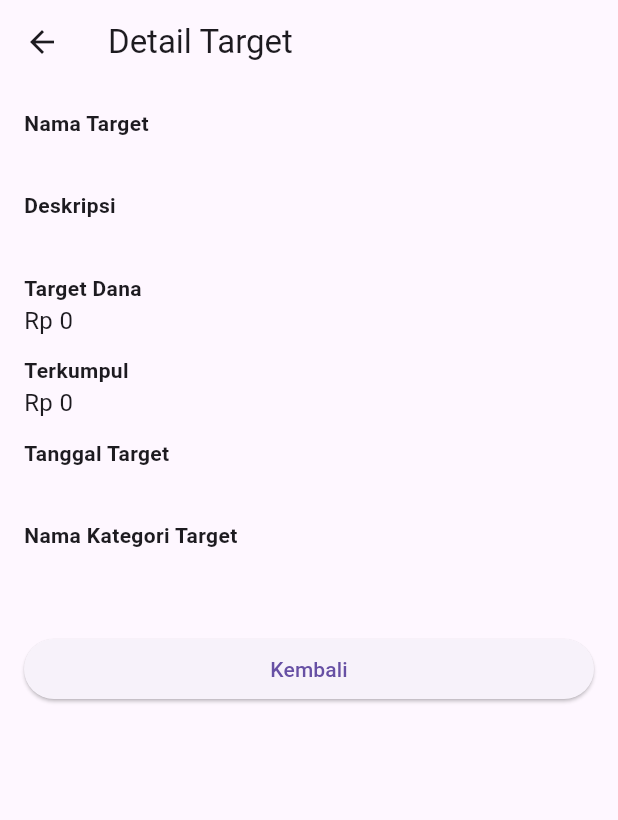
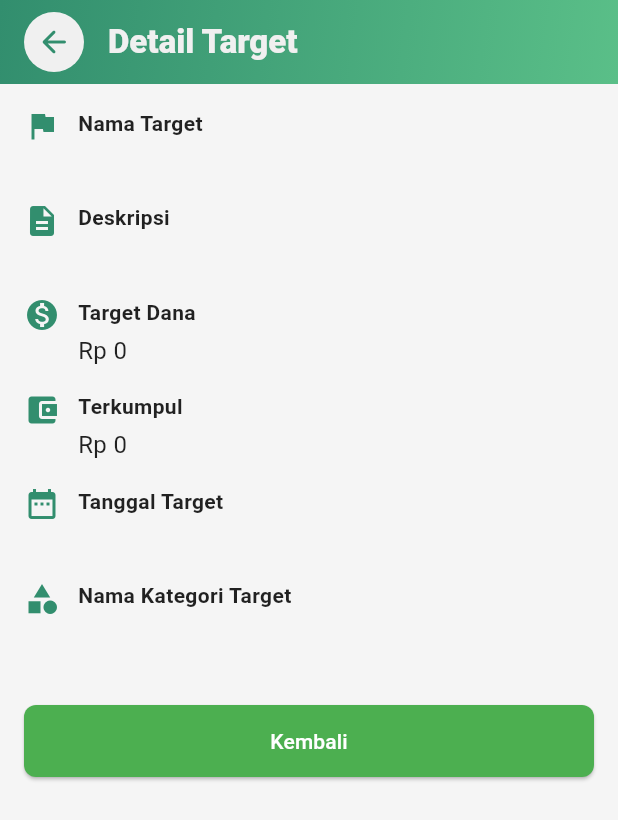
Before and after one commit to muhfarrasm/hemat_yu_dummy, a Flutter app: the DetailTargetPage screen opened directly with empty values, on a phone screen of 412 x 824 dp. Shown: the top 820 px of the screen. Run offline on Flutter 3.47's test engine with Material 3 defaults, Android fonts, the phone set to English and light mode, and no system bars; our stand-ins replace bloc, camera, equatable, fl_chart, flutter_bloc, flutter_image_compress and 5 more; accounts and stored records are empty.

Commit message:
UPDATE - penyesuaian UI

```diff
--- a/lib/presentation/pages/target/detail_target_page.dart
+++ b/lib/presentation/pages/target/detail_target_page.dart
@@ -1,5 +1,6 @@
 import 'package:flutter/material.dart';
 import 'package:intl/intl.dart';
+import 'package:hematyu_app_dummy_fix/core/constants/colors.dart';
 
 class DetailTargetPage extends StatelessWidget {
   final Map<String, dynamic> data;
@@ -30,33 +31,85 @@
   @override
   Widget build(BuildContext context) {
     return Scaffold(
-      appBar: AppBar(title: const Text('Detail Target')),
+      appBar: AppBar(
+        elevation: 0,
+        backgroundColor: Colors.transparent,
+        flexibleSpace: Container(
+          decoration: const BoxDecoration(
+            gradient: LinearGradient(
+              colors: [AppColors.primaryColor, AppColors.accentColor],
+              begin: Alignment.topLeft,
+              end: Alignment.bottomRight,
+            ),
+          ),
+        ),
+        title: const Text(
+          'Detail Target',
+          style: TextStyle(
+            color: AppColors.lightTextColor,
+            fontWeight: FontWeight.w800,
+            fontSize: 22,
+          ),
+        ),
+        leading: Padding(
+          padding: const EdgeInsets.only(left: 16.0),
+          child: CircleAvatar(
+            backgroundColor: AppColors.lightTextColor,
+            child: IconButton(
+              icon: const Icon(
+                Icons.arrow_back_rounded,
+                color: AppColors.primaryColor,
+              ),
+              onPressed: () => Navigator.pop(context),
+              tooltip: 'Kembali',
+            ),
+          ),
+        ),
+      ),
+      backgroundColor: AppColors.backgroundColor,
       body: Padding(
         padding: const EdgeInsets.all(16),
         child: ListView(
           children: [
-            _buildDetailItem('Nama Target', data['nama_target']),
-            _buildDetailItem('Deskripsi', data['deskripsi']),
+            _buildDetailItem(Icons.flag, 'Nama Target', data['nama_target']),
+            _buildDetailItem(Icons.description, 'Deskripsi', data['deskripsi']),
             _buildDetailItem(
+              Icons.monetization_on,
               'Target Dana',
               formatCurrency(data['target_dana']),
             ),
             _buildDetailItem(
+              Icons.account_balance_wallet,
               'Terkumpul',
               formatCurrency(data['terkumpul'] ?? 0),
             ),
             _buildDetailItem(
+              Icons.date_range,
               'Tanggal Target',
               formatDate(data['target_tanggal']),
             ),
             _buildDetailItem(
-              'Nama Kategori Target ',
+              Icons.category,
+              'Nama Kategori Target',
               '${data['nama_kategori']}',
             ),
             const SizedBox(height: 20),
-            ElevatedButton(
-              onPressed: () => Navigator.pop(context),
-              child: const Text('Kembali'),
+            SizedBox(
+              width: double.infinity,
+              child: ElevatedButton(
+                style: ElevatedButton.styleFrom(
+                  backgroundColor: Colors.green,
+                  padding: const EdgeInsets.symmetric(vertical: 14),
+                  shape: RoundedRectangleBorder(
+                    borderRadius: BorderRadius.circular(8),
+                  ),
+                ),
+                onPressed: () => Navigator.pop(context),
+                child: const Text(
+                  'Kembali',
+                  style: TextStyle(color: Colors.white),
+                ),
+              ),
             ),
           ],
         ),
@@ -64,14 +117,33 @@
     );
   }
 
-  Widget _buildDetailItem(String label, String? value) {
+  Widget _buildDetailItem(IconData icon, String label, String? value) {
     return Padding(
-      padding: const EdgeInsets.only(bottom: 12),
-      child: Column(
+      padding: const EdgeInsets.only(bottom: 16),
+      child: Row(
         crossAxisAlignment: CrossAxisAlignment.start,
         children: [
-          Text(label, style: const TextStyle(fontWeight: FontWeight.bold)),
-          Text(value ?? '-', style: const TextStyle(fontSize: 16)),
+          Icon(icon, color: AppColors.primaryColor), // ✅ Tambah icon di sini
+          const SizedBox(width: 12),
+          Expanded(
+            child: Column(
+              crossAxisAlignment: CrossAxisAlignment.start,
+              children: [
+                Text(
+                  label,
+                  style: const TextStyle(
+                    fontWeight: FontWeight.bold,
+                    color: Colors.black87,
+                  ),
+                ),
+                const SizedBox(height: 4),
+                Text(
+                  value ?? '-',
+                  style: const TextStyle(fontSize: 16, color: Colors.black87),
+                ),
+              ],
+            ),
+          ),
         ],
       ),
     );
```
